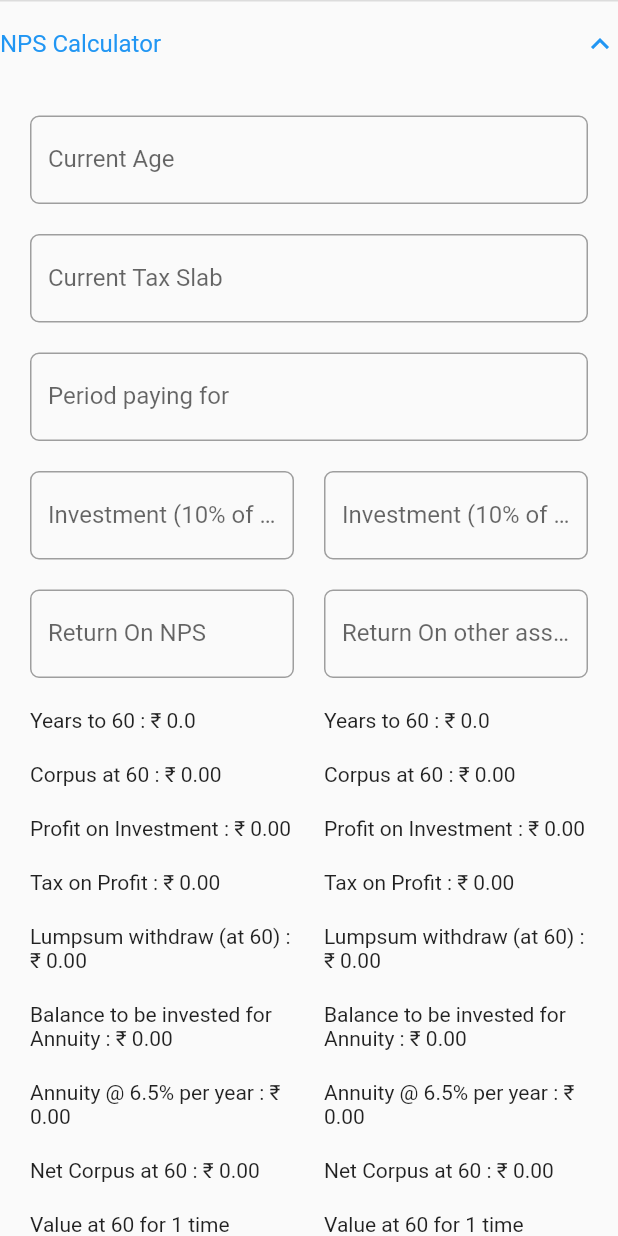
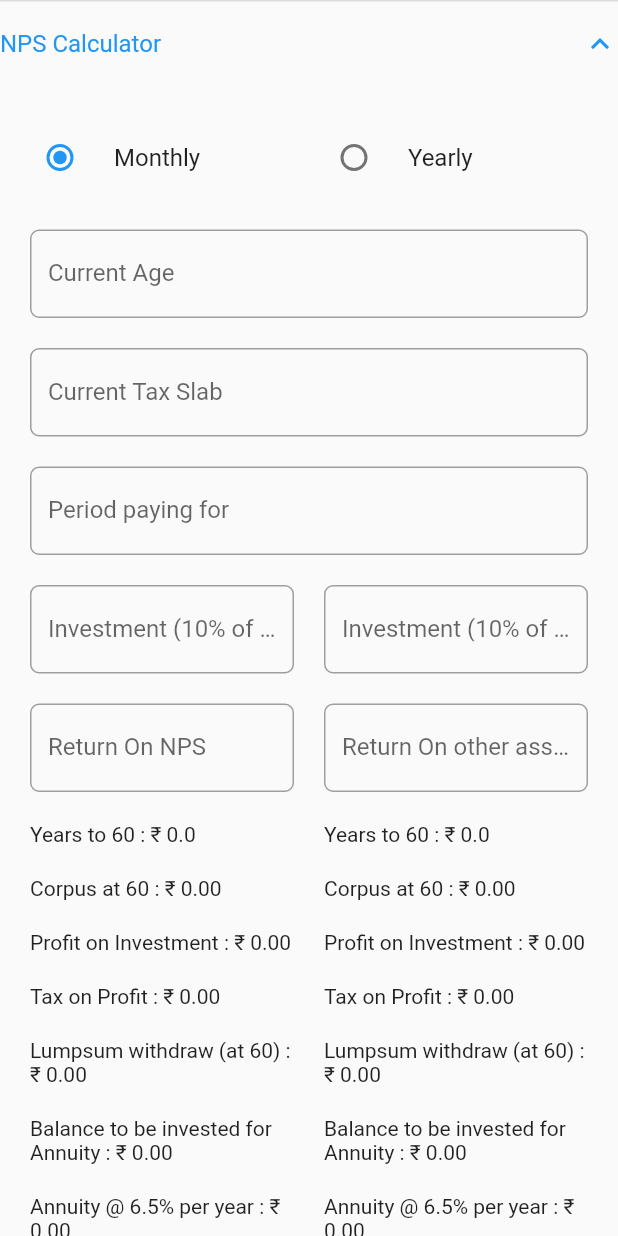
Before and after one commit to hkumawat2000/tax_demo, a Flutter app: the NPSCalculator widget shown alone on an empty page, opened directly, after a tap on "NPS Calculator", on a phone screen of 412 x 824 dp. Run offline on Flutter 3.47's test engine with Material 2 defaults, Android fonts, the phone set to English and light mode, and no system bars; our stand-ins replace firebase_core; accounts and stored records are empty.

Commit message:
Added monthly and yearly radio button

```diff
--- a/lib/nps_calculator.dart
+++ b/lib/nps_calculator.dart
@@ -48,6 +48,7 @@ class _NPSCalculatorState extends State<NPSCalculator> {
   double valuePeriodPayForNSP = 0;
   double valuePeriodPayForAsset = 0;
 
+  String periodType = "monthly";
 
 
   @override
@@ -71,6 +72,38 @@ class _NPSCalculatorState extends State<NPSCalculator> {
         childrenPadding: const EdgeInsets.symmetric(horizontal: 20),
         tilePadding: EdgeInsets.zero,
         children: [
+          const SizedBox(height: 20),
+          Row(
+            children: [
+              Expanded(
+                child: RadioListTile(
+                  value: "monthly",
+                  groupValue: periodType,
+                  contentPadding: EdgeInsets.zero,
+                  title: const Text("Monthly"),
+                  onChanged: (val){
+                    setState(() {
+                      periodType = val!;
+                    });
+                  },
+                ),
+              ),
+              const SizedBox(width: 20),
+              Expanded(
+                child: RadioListTile(
+                  value: "yearly",
+                  groupValue: periodType,
+                  contentPadding: EdgeInsets.zero,
+                  title: const Text("Yearly"),
+                  onChanged: (val){
+                    setState(() {
+                      periodType = val!;
+                    });
+                  },
+                ),
+              ),
+            ],
+          ),
           const SizedBox(height: 20),
           TextField(
             controller: currentAgeTextEditingController,
```
